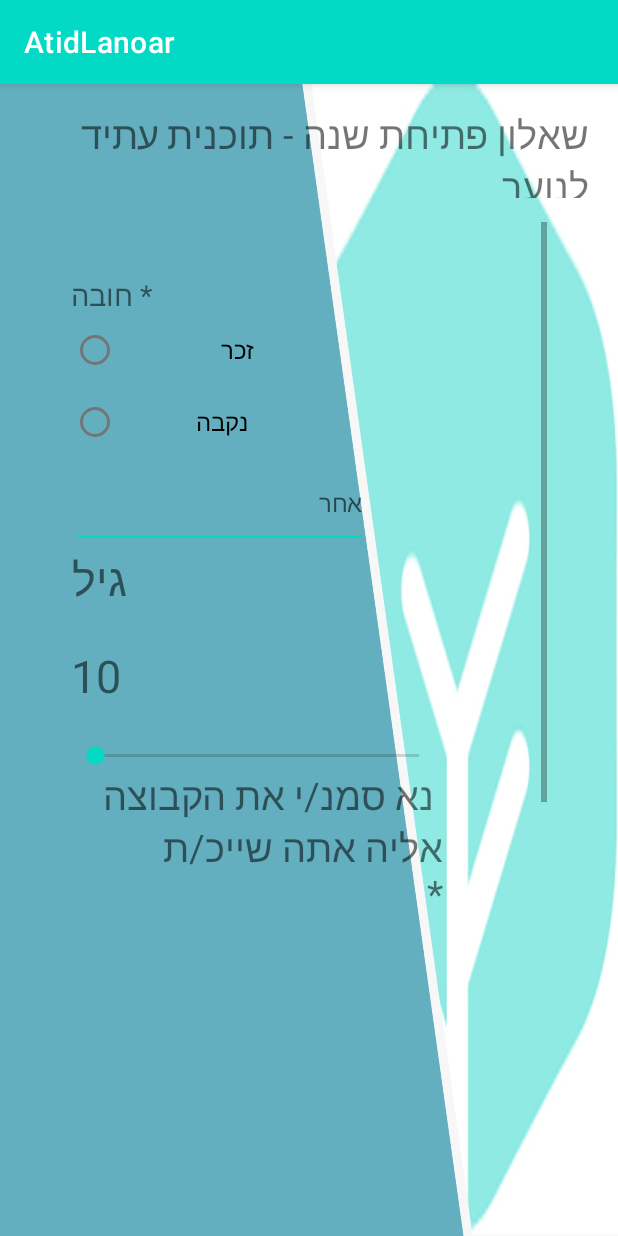
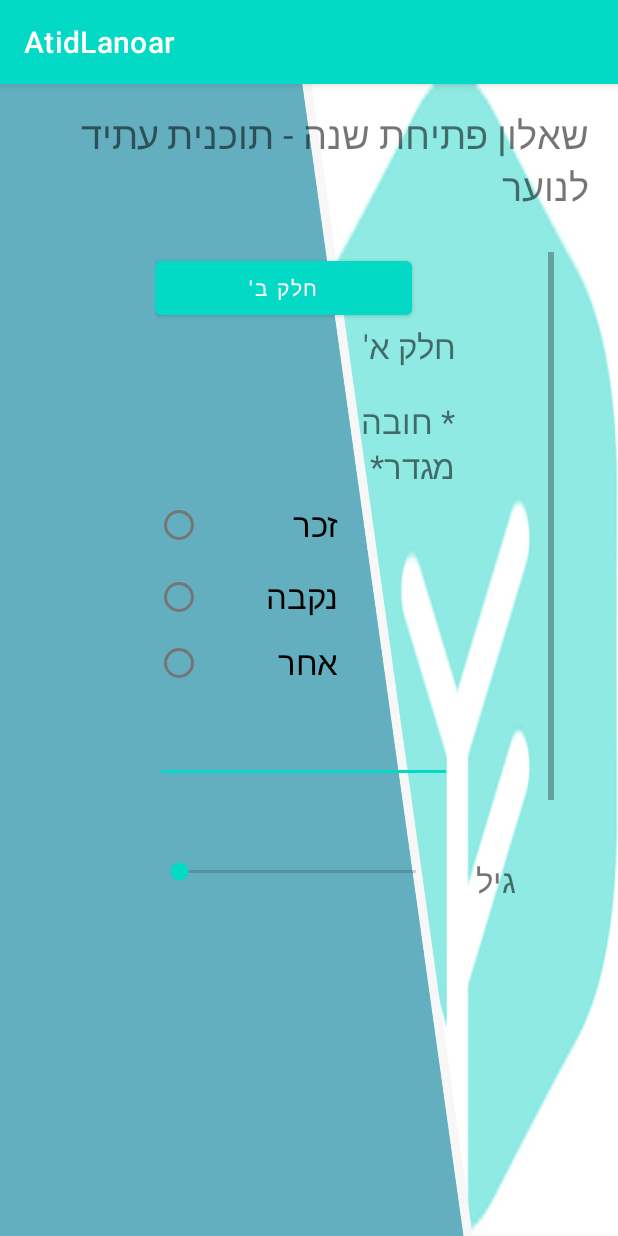
Before and after one commit to rivkaba/AtidLanoar, an Android app: the Opening_questionnaire screen opened directly, with no data from a screen before it, after a tap on "לשאלון", on a phone screen of 412 x 824 dp. Run offline under Robolectric (Android 15) with nearby library versions, the phone set to English and light mode, and no system bars; our stand-ins replace Firebase (no records; nobody signed in at launch, a user with empty details on screens opened directly).

Commit message:
Opening 1

```diff
--- a/app/src/main/java/com/rivkaba/atidlanoar/Opening_questionnaire.java
+++ b/app/src/main/java/com/rivkaba/atidlanoar/Opening_questionnaire.java
@@ -28,10 +28,15 @@ public class Opening_questionnaire extends AppCompatActivity {
     public FirebaseFirestore db;
     ArrayList<String> team = new ArrayList<String>();
     private TextView textView;
-    private ProgressBar progressBar;
     private SeekBar seekBar;
 
-
+    private  TextView textView1;
+    private TextView textView2;
+    private TextView textView3;
+    private TextView textView4;
+    private  TextView textView5;
+    private  Button questionnaire;
+    private   ScrollView scrollView;
 
     @Override
     protected void onCreate(Bundle savedInstanceState) {
@@ -145,13 +150,14 @@ public class Opening_questionnaire extends AppCompatActivity {
         }
 
     public void questionnaire(View view) {
- TextView textView1=(TextView) findViewById(R.id.textVie1);
-        TextView textView2=(TextView) findViewById(R.id.textView2);
-        TextView textView3=(TextView) findViewById(R.id.textView3);
-        TextView textView4=(TextView) findViewById(R.id.textView4);
-        TextView textView5=(TextView) findViewById(R.id.textView5);
-        Button questionnaire=(Button) findViewById(R.id.questionnaire);
-        ScrollView scrollView=(ScrollView) findViewById(R.id.ScrollViewQuestionnaire);
+        textView1=(TextView) findViewById(R.id.textVie1);
+         textView2=(TextView) findViewById(R.id.textView2);
+         textView3=(TextView) findViewById(R.id.textView3);
+         textView4=(TextView) findViewById(R.id.textView4);
+         textView5=(TextView) findViewById(R.id.textView5);
+         questionnaire=(Button) findViewById(R.id.questionnaire);
+         scrollView=(ScrollView) findViewById(R.id.ScrollViewQuestionnaire);
+
         textView1.setVisibility(view.INVISIBLE);
         textView2.setVisibility(view.INVISIBLE);
         textView3.setVisibility(view.INVISIBLE);
@@ -161,4 +167,9 @@ public class Opening_questionnaire extends AppCompatActivity {
         scrollView.setVisibility(view.VISIBLE);
 
     }
+//part 2
+    public void button2(View view) {
+        scrollView.setVisibility(view.INVISIBLE);
+
+    }
 }
--- a/app/src/main/res/layout/activity_opening_questionnaire.xml
+++ b/app/src/main/res/layout/activity_opening_questionnaire.xml
@@ -11,7 +11,7 @@
     <TextView
         android:id="@+id/textView16"
         android:layout_width="371dp"
-        android:layout_height="60dp"
+        android:layout_height="80dp"
         android:layout_marginTop="16dp"
         android:text="שאלון פתיחת שנה - תוכנית עתיד לנוער "
         android:textSize="25dp"
@@ -82,6 +82,7 @@
         android:layout_marginTop="36dp"
         android:onClick="questionnaire"
         android:text="לשאלון"
+        android:textSize="22sp"
         android:visibility="visible"
         app:layout_constraintEnd_toEndOf="parent"
         app:layout_constraintHorizontal_bias="0.498"
@@ -91,8 +92,9 @@
 
     <ScrollView
         android:id="@+id/ScrollViewQuestionnaire"
-        android:layout_width="317dp"
-        android:layout_height="476dp"
+        android:layout_width="266dp"
+        android:layout_height="462dp"
+        android:layout_marginStart="60dp"
         android:layout_marginTop="16dp"
         android:visibility="invisible"
         app:layout_constraintEnd_toEndOf="parent"
@@ -104,23 +106,26 @@
             android:layout_height="wrap_content"
             android:orientation="vertical">
 
+            <Button
+                android:id="@+id/button2"
+                android:layout_width="171dp"
+                android:layout_height="wrap_content"
+                android:onClick="button2"
+                android:text="חלק ב'" />
+
             <TextView
                 android:id="@+id/textView23"
-                android:layout_width="366dp"
-                android:layout_height="35dp"
+                android:layout_width="200dp"
+                android:layout_height="50dp"
                 android:text="חלק א'"
-                android:textSize="16sp"></TextView>
+                android:textSize="22sp"></TextView>
 
             <TextView
                 android:id="@+id/textView22"
-                android:layout_width="wrap_content"
+                android:layout_width="200dp"
                 android:layout_height="wrap_content"
                 android:text="* חובה"
-                android:textSize="19sp"
-                app:layout_constraintEnd_toEndOf="parent"
-                app:layout_constraintHorizontal_bias="0.498"
-                app:layout_constraintStart_toStartOf="parent"
-                app:layout_constraintTop_toBottomOf="@+id/button19" />
+                android:textSize="22sp" />
 
             <!--    <TabHost-->
             <!--        android:id="@+id/tabHost"-->
@@ -157,6 +162,13 @@
             <!--                            android:layout_height="wrap_content"-->
             <!--                            android:layout_weight="1" />-->
 
+            <TextView
+                android:id="@+id/textView18"
+                android:layout_width="200dp"
+                android:layout_height="wrap_content"
+                android:text="מגדר*"
+                android:textSize="22sp" />
+
             <RadioGroup
                 android:layout_width="248dp"
                 android:layout_height="wrap_content">
@@ -166,75 +178,104 @@
                     android:layout_width="122dp"
                     android:layout_height="wrap_content"
                     android:text="זכר"
-                    android:textSize="16sp"
+                    android:textSize="22sp"
                     tools:ignore="TouchTargetSizeCheck" />
 
                 <RadioButton
                     android:id="@+id/radioButton7"
-                    android:layout_width="118dp"
+                    android:layout_width="122dp"
                     android:layout_height="match_parent"
                     android:text="נקבה"
-                    android:textSize="16sp" />
+                    android:textSize="22sp" />
 
+
+                <RadioButton
+                    android:id="@+id/radioButton8"
+                    android:layout_width="122dp"
+                    android:layout_height="40dp"
+                    android:text="אחר"
+                    android:textSize="22sp" />
+            </RadioGroup>
 
                 <EditText
                     android:id="@+id/editTextTextPersonName2"
                     android:layout_width="198dp"
                     android:layout_height="60dp"
                     android:ems="10"
-                    android:hint="אחר"
                     android:inputType="textPersonName"
-                    android:textSize="16sp" />
-                <TextView
-                    android:layout_width="wrap_content"
+                    android:textSize="22sp" />
+
+                <Space
+                    android:layout_width="match_parent"
+                    android:layout_height="50dp" />
+
+                <LinearLayout
+                    android:layout_width="match_parent"
+                    android:layout_height="match_parent"
+                    android:orientation="horizontal">
+
+                    <SeekBar
+                        android:id="@+id/seekBar"
+                        android:layout_width="190dp"
+                        android:layout_height="wrap_content"
+                        android:layout_alignParentStart="true"
+                        android:layout_centerVertical="true"
+                        android:max="20"
+                        android:min="12" />
+
+                    <TextView
+                        android:layout_width="50dp"
+                        android:layout_height="wrap_content"
+                        android:layout_marginBottom="24dp"
+                        android:text="גיל"
+                        android:textSize="22sp" />
+                </LinearLayout>
+
+
+            <LinearLayout
+                android:layout_width="match_parent"
+                android:layout_height="match_parent"
+                android:orientation="horizontal">
+
+                <Space
+                    android:layout_width="50dp"
                     android:layout_height="wrap_content"
-                    android:layout_marginBottom="24dp"
-                    android:text="גיל"
-                    android:textSize="30sp" />
+                    android:layout_weight="1" />
 
                 <TextView
                     android:id="@+id/textView"
-                    android:layout_width="wrap_content"
+                    android:layout_width="60dp"
                     android:layout_height="wrap_content"
                     android:layout_centerHorizontal="true"
                     android:layout_marginBottom="24dp"
                     android:text="10"
-                    android:textSize="30sp" />
+                    android:textSize="22sp" />
+            </LinearLayout>
 
-                <SeekBar
-                    android:id="@+id/seekBar"
+            <LinearLayout
                     android:layout_width="match_parent"
-                    android:layout_height="wrap_content"
-                    android:max="20"
-                    android:min="12"
-                    android:layout_alignParentStart="true"
-                    android:layout_centerVertical="true" />
-
-
-                <TextView
-                    android:id="@+id/textView17"
-                    android:layout_width="match_parent"
-                    android:layout_height="wrap_content"
-                    android:text=" נא סמנ/י את הקבוצה אליה אתה שייכ/ת
-                *"
-                    android:textSize="25dp" />
+                    android:layout_height="match_parent"
+                    android:orientation="horizontal">
 
                 <Spinner
                     android:id="@+id/team_spinner2"
-                    android:layout_width="match_parent"
+                    android:layout_width="40dp"
                     android:layout_height="49dp"
                     android:layout_marginTop="24dp"
-                    android:textSize="45dp"
+                    android:textSize="50dp"
 
 
                     />
 
-                <Button
-                    android:id="@+id/button20"
-                    android:layout_width="171dp"
+                <TextView
+                    android:id="@+id/textView17"
+                    android:layout_width="200dp"
                     android:layout_height="wrap_content"
-                    android:text="חלק ב'" />
-            </RadioGroup>
+                    android:text=" נא סמנ/י את הקבוצה אליה אתה שייכ/ת *"
+                    android:textSize="22dp" />
+                </LinearLayout>
+
+
         </LinearLayout>
     </ScrollView>
 
```
